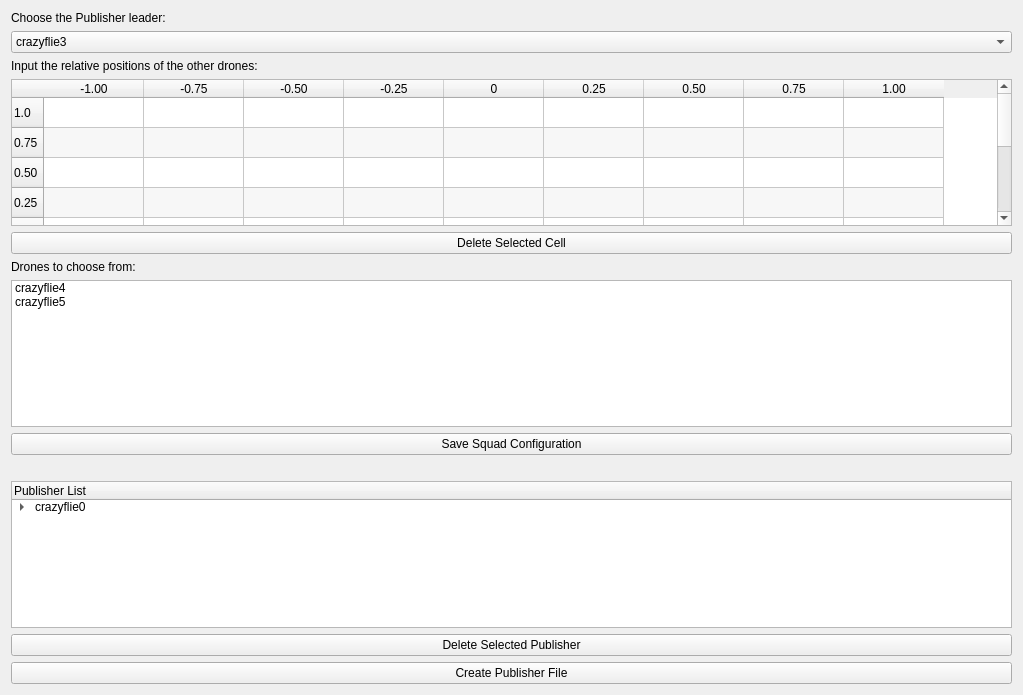
Old version of the form rqt_publisher/rqt_publisher_py/resource/Publisher.ui in the repository zhexxian/SUTD-S03-DSO-Indoor-Drone.
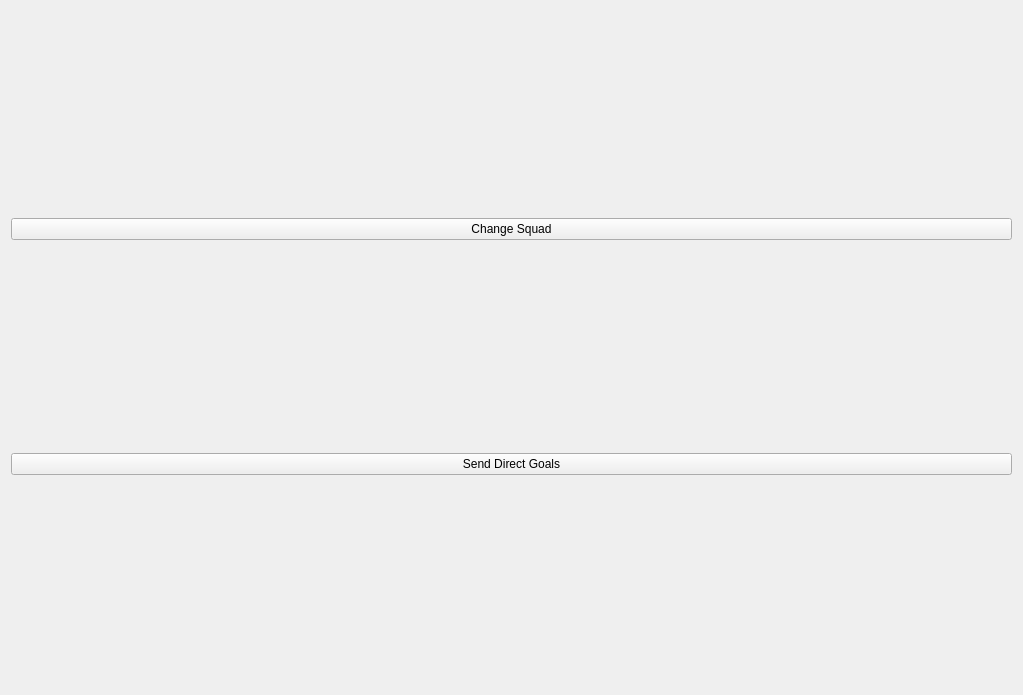
New version of the form.

Commit message: created backend publisher plugin for command types 1 and 2 (change squad and direct goal)

What changed in the file:
```diff
--- a/rqt_publisher/rqt_publisher_py/resource/Publisher.ui
+++ b/rqt_publisher/rqt_publisher_py/resource/Publisher.ui
@@ -13,277 +13,18 @@
   <property name="windowTitle">
    <string>Publisher</string>
   </property>
-  <layout class="QVBoxLayout" name="verticalLayout_2">
+  <layout class="QVBoxLayout" name="verticalLayout">
    <item>
-    <widget class="QLabel" name="label_4">
+    <widget class="QPushButton" name="publishButton1">
      <property name="text">
-      <string>Choose the Publisher leader:</string>
+      <string>Change Squad</string>
      </property>
     </widget>
    </item>
    <item>
-    <widget class="QComboBox" name="selectLeader">
-     <item>
-      <property name="text">
-       <string>crazyflie3</string>
-      </property>
-     </item>
-     <item>
-      <property name="text">
-       <string>crazyflie6</string>
-      </property>
-     </item>
-     <item>
-      <property name="text">
-       <string>crazyflie7</string>
-      </property>
-     </item>
-    </widget>
-   </item>
-   <item>
-    <layout class="QHBoxLayout" name="horizontalLayout_2"/>
-   </item>
-   <item>
-    <layout class="QVBoxLayout" name="verticalLayout">
-     <item>
-      <widget class="QLabel" name="label">
-       <property name="text">
-        <string>Input the relative positions of the other drones:</string>
-       </property>
-      </widget>
-     </item>
-     <item>
-      <widget class="QTableWidget" name="relativeTable">
-       <property name="cursor" stdset="0">
-        <cursorShape>CrossCursor</cursorShape>
-       </property>
-       <property name="acceptDrops">
-        <bool>true</bool>
-       </property>
-       <property name="toolTip">
-        <string>&lt;html&gt;&lt;head/&gt;&lt;body&gt;&lt;p&gt;horizontal: x-coordinate&lt;/p&gt;&lt;p&gt;vertical: y-coordinate&lt;/p&gt;&lt;/body&gt;&lt;/html&gt;</string>
-       </property>
-       <property name="autoFillBackground">
-        <bool>false</bool>
-       </property>
-       <property name="dragDropOverwriteMode">
-        <bool>true</bool>
-       </property>
-       <property name="dragDropMode">
-        <enum>QAbstractItemView::DropOnly</enum>
-       </property>
-       <property name="alternatingRowColors">
-        <bool>true</bool>
-       </property>
-       <property name="selectionMode">
-        <enum>QAbstractItemView::NoSelection</enum>
-       </property>
-       <property name="showGrid">
-        <bool>true</bool>
-       </property>
-       <property name="gridStyle">
-        <enum>Qt::SolidLine</enum>
-       </property>
-       <row>
-        <property name="text">
-         <string>1.0</string>
-        </property>
-       </row>
-       <row>
-        <property name="text">
-         <string>0.75</string>
-        </property>
-       </row>
-       <row>
-        <property name="text">
-         <string>0.50</string>
-        </property>
-       </row>
-       <row>
-        <property name="text">
-         <string>0.25</string>
-        </property>
-       </row>
-       <row>
-        <property name="text">
-         <string>0</string>
-        </property>
-       </row>
-       <row>
-        <property name="text">
-         <string>-0.25</string>
-        </property>
-       </row>
-       <row>
-        <property name="text">
-         <string>-0.50</string>
-        </property>
-       </row>
-       <row>
-        <property name="text">
-         <string>-0.75</string>
-        </property>
-       </row>
-       <row>
-        <property name="text">
-         <string>-1.0</string>
-        </property>
-       </row>
-       <column>
-        <property name="text">
-         <string>-1.00</string>
-        </property>
-       </column>
-       <column>
-        <property name="text">
-         <string>-0.75</string>
-        </property>
-       </column>
-       <column>
-        <property name="text">
-         <string>-0.50</string>
-        </property>
-       </column>
-       <column>
-        <property name="text">
-         <string>-0.25</string>
-        </property>
-       </column>
-       <column>
-        <property name="text">
-         <string>0</string>
-        </property>
-       </column>
-       <column>
-        <property name="text">
-         <string>0.25</string>
-        </property>
-       </column>
-       <column>
-        <property name="text">
-         <string>0.50</string>
-        </property>
-       </column>
-       <column>
-        <property name="text">
-         <string>0.75</string>
-        </property>
-       </column>
-       <column>
-        <property name="text">
-         <string>1.00</string>
-        </property>
-       </column>
-       <item row="4" column="4">
-        <property name="text">
-         <string>Leader</string>
-        </property>
-        <property name="flags">
-         <set>ItemIsSelectable|ItemIsDragEnabled|ItemIsUserCheckable</set>
-        </property>
-       </item>
-      </widget>
-     </item>
-    </layout>
-   </item>
-   <item>
-    <widget class="QPushButton" name="delCell">
+    <widget class="QPushButton" name="publishButton2">
      <property name="text">
-      <string>Delete Selected Cell</string>
-     </property>
-    </widget>
-   </item>
-   <item>
-    <widget class="QLabel" name="label_3">
-     <property name="text">
-      <string>Drones to choose from:</string>
-     </property>
-    </widget>
-   </item>
-   <item>
-    <widget class="QListWidget" name="droneList">
-     <property name="dragEnabled">
-      <bool>true</bool>
-     </property>
-     <property name="dragDropMode">
-      <enum>QAbstractItemView::DragOnly</enum>
-     </property>
-     <item>
-      <property name="text">
-       <string>crazyflie4</string>
-      </property>
-     </item>
-     <item>
-      <property name="text">
-       <string>crazyflie5</string>
-      </property>
-     </item>
-    </widget>
-   </item>
-   <item>
-    <widget class="QPushButton" name="saveConfig">
-     <property name="text">
-      <string>Save Squad Configuration</string>
-     </property>
-    </widget>
-   </item>
-   <item>
-    <spacer name="horizontalSpacer">
-     <property name="orientation">
-      <enum>Qt::Horizontal</enum>
-     </property>
-     <property name="sizeHint" stdset="0">
-      <size>
-       <width>40</width>
-       <height>20</height>
-      </size>
-     </property>
-    </spacer>
-   </item>
-   <item>
-    <widget class="QTreeWidget" name="squadTree">
-     <column>
-      <property name="text">
-       <string>Publisher List</string>
-      </property>
-     </column>
-     <item>
-      <property name="text">
-       <string>crazyflie0</string>
-      </property>
-      <item>
-       <property name="text">
-        <string>crazyflie1;(0.5,1,0)</string>
-       </property>
-      </item>
-      <item>
-       <property name="text">
-        <string>crazyflie2;(0,-0.5,0)</string>
-       </property>
-      </item>
-     </item>
-    </widget>
-   </item>
-   <item>
-    <layout class="QHBoxLayout" name="horizontalLayout_7"/>
-   </item>
-   <item>
-    <widget class="QPushButton" name="delSquad">
-     <property name="text">
-      <string>Delete Selected Publisher</string>
-     </property>
-    </widget>
-   </item>
-   <item>
-    <widget class="QPushButton" name="createFile">
-     <property name="enabled">
-      <bool>true</bool>
-     </property>
-     <property name="layoutDirection">
-      <enum>Qt::LeftToRight</enum>
-     </property>
-     <property name="text">
-      <string>Create Publisher File</string>
+      <string>Send Direct Goals</string>
      </property>
     </widget>
    </item>
```
The commit also changes 4 other files.
